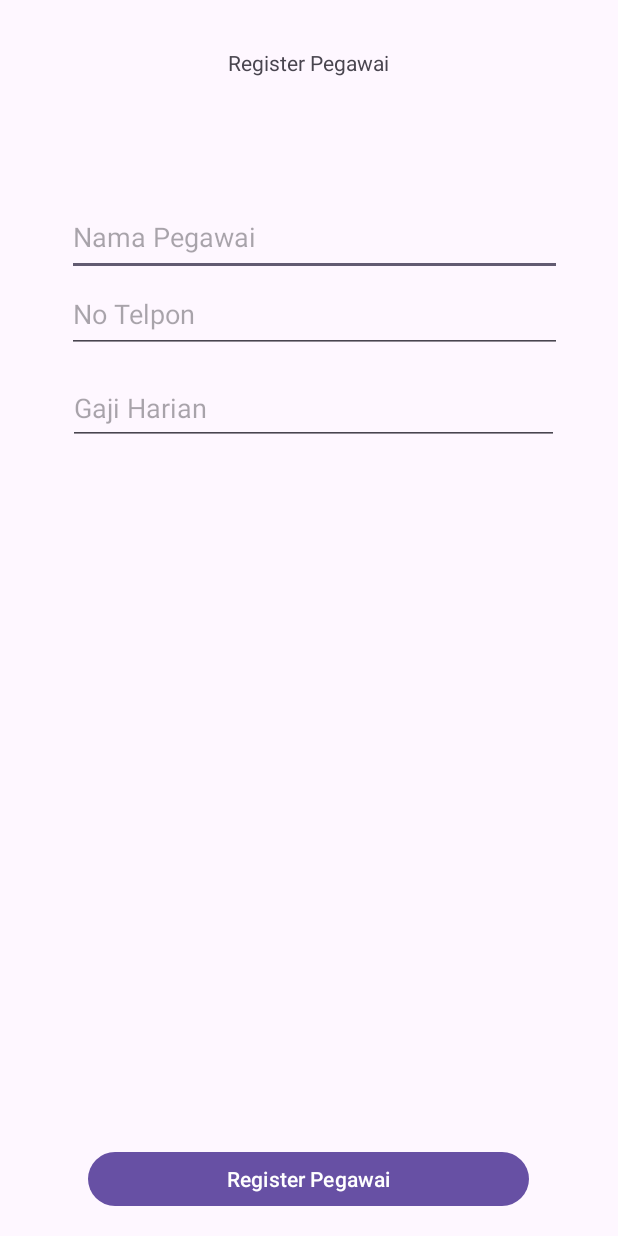
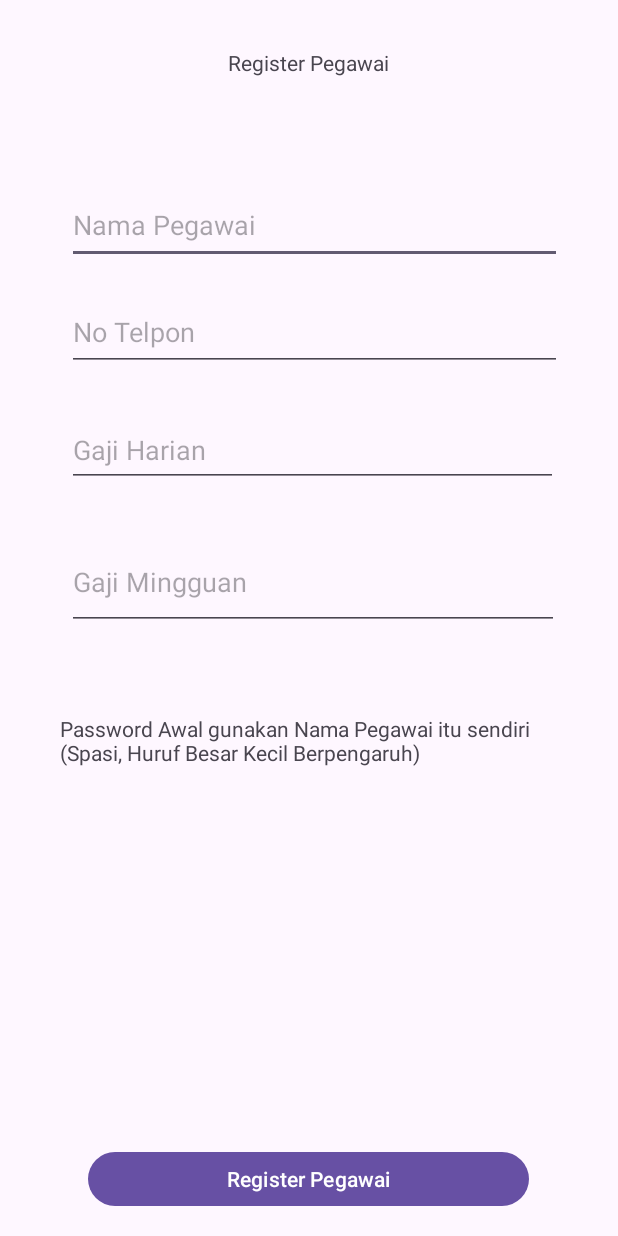
Before and after one commit to Kennetyjr/Proyek_KP, an Android app: the Activity_Register_Pegawai screen opened directly, with no data from a screen before it, after a tap on "Register Pegawai", on a phone screen of 412 x 824 dp. Run offline under Robolectric (Android 15) with nearby library versions, the phone set to English and light mode, and no system bars; our stand-ins replace Firebase (no records; nobody signed in at launch, a user with empty details on screens opened directly), data binding.

Commit message:
halaman lihat semua pegawai aktif, gaji masuk seminggu

```diff
--- a/ProyekKP/app/src/main/AndroidManifest.xml
+++ b/ProyekKP/app/src/main/AndroidManifest.xml
@@ -12,6 +12,9 @@
         android:supportsRtl="true"
         android:theme="@style/Theme.ProyekKP"
         tools:targetApi="31">
+        <activity
+            android:name=".Activity_LihatPegawaiAktif"
+            android:exported="false" />
         <activity
             android:name=".Activity_AdminPasswordChange"
             android:exported="false" />
--- a/ProyekKP/app/src/main/java/com/example/proyekkp/Activity_Login.kt
+++ b/ProyekKP/app/src/main/java/com/example/proyekkp/Activity_Login.kt
@@ -61,7 +61,7 @@ class Activity_Login : AppCompatActivity() {
                                     val gajiHarian = item.data["gajiHarian"].toString().toInt()
                                     cekAbsensi(idPegawai, gajiHarian)
                                 } else if (role == "admin") {
-                                    val nextIntent = Intent(this, Activity_HomeAdmin::class.java)
+                                    val nextIntent = Intent(this, Activity_HomeUtamaAdmin::class.java)
                                     startActivity(nextIntent)
                                     Toast.makeText(this, "Berhasil masuk sebagai Admin", Toast.LENGTH_SHORT).show()
                                 }
@@ -140,7 +140,7 @@ class Activity_Login : AppCompatActivity() {
                     if (jumlahAbsensiMingguan >= 7) {
                         // Reset jumlah_absensi_mingguan ke 1 jika sudah 7
                         db.collection("data_pegawai").document(pegawaiDocument.id)
-                            .update("jumlah_absensi_mingguan", 1)
+                            .update("jumlah_absensi_mingguan", 0)
                             .addOnSuccessListener {
                                 // Lanjutkan dengan menyimpan absensi
                                 cekAbsensiHariIni(idPegawai, gajiHarian, tanggalSekarang.toString())
--- a/ProyekKP/app/src/main/java/com/example/proyekkp/Activity_Register_Pegawai.kt
+++ b/ProyekKP/app/src/main/java/com/example/proyekkp/Activity_Register_Pegawai.kt
@@ -23,21 +23,20 @@ class Activity_Register_Pegawai : AppCompatActivity() {
         db = Firebase.firestore
 
         binding.btnRegSave.setOnClickListener {
-            val namaPegawai = binding.txtRegNamapegawai.text.toString()
-            val noTelpon = binding.txtRegNotelpon.text.toString()
+            val namaPegawai = binding.txtRegNamapegawai.text.toString().trim()
+            val noTelpon = binding.txtRegNotelpon.text.toString().trim()
             val gajiHarian = binding.txtRegGajiharian.text.toString().toIntOrNull()
+            val gajiMingguan = binding.txtRegGajimingguan.text.toString().toIntOrNull()
 
-            if (namaPegawai.isNotEmpty() && noTelpon.isNotEmpty() && gajiHarian != null) {
-                // Call the method to generate ID and save the employee
-                generateIdAndSaveEmployee(namaPegawai, noTelpon, gajiHarian)
+            if (namaPegawai.isNotEmpty() && noTelpon.isNotEmpty() && gajiHarian != null && gajiMingguan != null) {
+                generateIdAndSaveEmployee(namaPegawai, noTelpon, gajiHarian, gajiMingguan)
             } else {
-                Toast.makeText(this, "Semua field harus diisi dengan benar", Toast.LENGTH_SHORT).show()
+                Toast.makeText(this, "Semua field harus diisi dengan benar.", Toast.LENGTH_SHORT).show()
             }
         }
     }
 
-    private fun generateIdAndSaveEmployee(namaPegawai: String, noTelpon: String, gajiHarian: Int) {
-        // Extract initials from the employee's name for the ID
+    private fun generateIdAndSaveEmployee(namaPegawai: String, noTelpon: String, gajiHarian: Int, gajiMingguan: Int) {
         val initials = namaPegawai.split(" ").mapNotNull { it.firstOrNull()?.toUpperCase() }.joinToString("")
 
         db.collection("data_pegawai")
@@ -45,32 +44,27 @@ class Activity_Register_Pegawai : AppCompatActivity() {
             .addOnSuccessListener { documents ->
                 val recordCount = documents.size()
 
-                // Generate the employee ID, e.g., JT001
                 val idPegawai = initials + String.format("%03d", recordCount + 1)
-
-                // Set role as "pegawai" and password as the employee's name
                 val role = "pegawai"
                 val password = namaPegawai
 
-                // Create a map containing the new employee's data
                 val newPegawai = mapOf(
                     "idpegawai" to idPegawai,
                     "namaPegawai" to namaPegawai,
                     "noTelpon" to noTelpon,
                     "gajiHarian" to gajiHarian,
+                    "gajiMingguan" to gajiMingguan,
                     "role" to role,
                     "password" to password,
                     "status" to true,
                     "jumlah_absensi_mingguan" to 0
                 )
 
-                // Save the new employee to Firestore
                 db.collection("data_pegawai")
                     .add(newPegawai)
                     .addOnSuccessListener { documentReference ->
                         val firebaseId = documentReference.id
 
-                        // Setelah dokumen tersimpan, update field "id" dengan document ID dari Firestore
                         db.collection("data_pegawai").document(firebaseId)
                             .update("id", firebaseId)
                             .addOnSuccessListener {
@@ -94,5 +88,6 @@ class Activity_Register_Pegawai : AppCompatActivity() {
         binding.txtRegNamapegawai.text.clear()
         binding.txtRegNotelpon.text.clear()
         binding.txtRegGajiharian.text.clear()
+        binding.txtRegGajimingguan.text.clear()
     }
 }
--- a/ProyekKP/app/src/main/java/com/example/proyekkp/ClsPegawai.kt
+++ b/ProyekKP/app/src/main/java/com/example/proyekkp/ClsPegawai.kt
@@ -10,6 +10,7 @@ data class ClsPegawai(
     var password: String,
     var no_telpon: Int,
     var gaji_harian: Int,
+    var gaji_mingguan : Int,
     var role: String,
     var status: Boolean,
     var id: String = "",
--- a/ProyekKP/app/src/main/res/layout/activity_register_pegawai.xml
+++ b/ProyekKP/app/src/main/res/layout/activity_register_pegawai.xml
@@ -12,7 +12,7 @@
             android:id="@+id/txt_reg_namapegawai"
             android:layout_width="330dp"
             android:layout_height="52dp"
-            android:layout_marginTop="132dp"
+            android:layout_marginTop="124dp"
             android:ems="10"
             android:hint="Nama Pegawai"
             android:inputType="text"
@@ -39,11 +39,12 @@
             android:id="@+id/txt_reg_notelpon"
             android:layout_width="330dp"
             android:layout_height="51dp"
+            android:layout_marginTop="20dp"
             android:ems="10"
             android:hint="No Telpon"
             android:inputType="text"
             app:layout_constraintEnd_toEndOf="@+id/txt_reg_namapegawai"
-            app:layout_constraintHorizontal_bias="1.0"
+            app:layout_constraintHorizontal_bias="0.0"
             app:layout_constraintStart_toStartOf="@+id/txt_reg_namapegawai"
             app:layout_constraintTop_toBottomOf="@+id/txt_reg_namapegawai" />
 
@@ -51,12 +52,12 @@
             android:id="@+id/txt_reg_gajiharian"
             android:layout_width="327dp"
             android:layout_height="49dp"
-            android:layout_marginTop="12dp"
+            android:layout_marginTop="28dp"
             android:ems="10"
             android:hint="Gaji Harian"
             android:inputType="text"
             app:layout_constraintEnd_toEndOf="@+id/txt_reg_notelpon"
-            app:layout_constraintHorizontal_bias="0.333"
+            app:layout_constraintHorizontal_bias="0.0"
             app:layout_constraintStart_toStartOf="@+id/txt_reg_notelpon"
             app:layout_constraintTop_toBottomOf="@+id/txt_reg_notelpon" />
 
@@ -82,5 +83,28 @@
             app:layout_constraintStart_toStartOf="parent"
             app:layout_constraintTop_toTopOf="parent" />
 
+        <TextView
+            android:id="@+id/textView24"
+            android:layout_width="328dp"
+            android:layout_height="55dp"
+            android:layout_marginStart="40dp"
+            android:layout_marginTop="476dp"
+            android:text="Password Awal gunakan Nama Pegawai itu sendiri (Spasi, Huruf Besar Kecil Berpengaruh)"
+            app:layout_constraintStart_toStartOf="parent"
+            app:layout_constraintTop_toTopOf="parent" />
+
+        <EditText
+            android:id="@+id/txt_reg_gajimingguan"
+            android:layout_width="328dp"
+            android:layout_height="63dp"
+            android:layout_marginTop="32dp"
+            android:ems="10"
+            android:hint="Gaji Mingguan"
+            android:inputType="text"
+            app:layout_constraintEnd_toEndOf="@+id/txt_reg_gajiharian"
+            app:layout_constraintHorizontal_bias="0.0"
+            app:layout_constraintStart_toStartOf="@+id/txt_reg_gajiharian"
+            app:layout_constraintTop_toBottomOf="@+id/txt_reg_gajiharian" />
+
     </androidx.constraintlayout.widget.ConstraintLayout>
 </layout>
```
Also changed, not shown: ProyekKP/app/src/main/java/com/example/proyekkp/Activity_HomeAdmin.kt (+40 -0 lines), ProyekKP/app/src/main/java/com/example/proyekkp/Activity_HomeUtamaAdmin.kt (+7 -0 lines), ProyekKP/app/src/main/java/com/example/proyekkp/Activity_LihatPegawaiAktif.kt (added, +63 -0 lines), ProyekKP/app/src/main/java/com/example/proyekkp/AdapterListPegawaiGaji.kt (+12 -4 lines), ProyekKP/app/src/main/java/com/example/proyekkp/AdapterListSemuaPegawaiAktif.kt (added, +39 -0 lines), ProyekKP/app/src/main/res/layout/activity_home_admin.xml (+16 -4 lines), ProyekKP/app/src/main/res/layout/activity_home_utama_admin.xml (+12 -1 lines), ProyekKP/app/src/main/res/layout/activity_lihat_pegawai_aktif.xml (added, +18 -0 lines), ProyekKP/app/src/main/res/layout/custom_list_admingajian.xml (+24 -15 lines), ProyekKP/app/src/main/res/layout/custom_list_semuapegawaiaktif.xml (added, +44 -0 lines).
